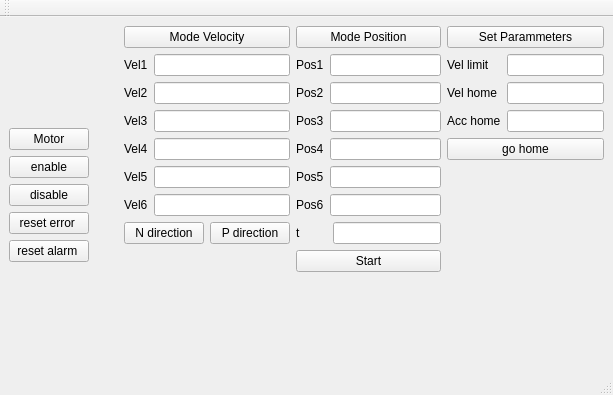
This is src/ros2_qt1_demo/ui/mainwindow.ui in theanh2507/ros2_ws1_ethercat_communicate as Qt 5 draws it before an edit. The edited form follows.
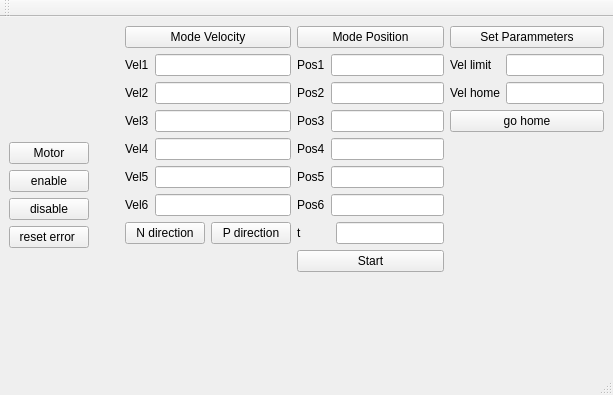
This is the edited form.

Commit message: sua loi chap chon khi an nut ve home

Patch:
```diff
--- a/src/ros2_qt1_demo/ui/mainwindow.ui
+++ b/src/ros2_qt1_demo/ui/mainwindow.ui
@@ -62,13 +62,6 @@
             </property>
            </widget>
           </item>
-          <item>
-           <widget class="QPushButton" name="pushButton_10">
-            <property name="text">
-             <string>reset alarm </string>
-            </property>
-           </widget>
-          </item>
           <item>
            <spacer name="verticalSpacer_3">
             <property name="orientation">
@@ -370,13 +363,6 @@
             </property>
            </widget>
           </item>
-          <item>
-           <widget class="QLabel" name="label_17">
-            <property name="text">
-             <string>Acc home</string>
-            </property>
-           </widget>
-          </item>
          </layout>
         </item>
         <item>
@@ -387,9 +373,6 @@
           <item>
            <widget class="QLineEdit" name="lineEdit_15"/>
           </item>
-          <item>
-           <widget class="QLineEdit" name="lineEdit_16"/>
-          </item>
          </layout>
         </item>
        </layout>
```
The commit also changes 475 other files.
